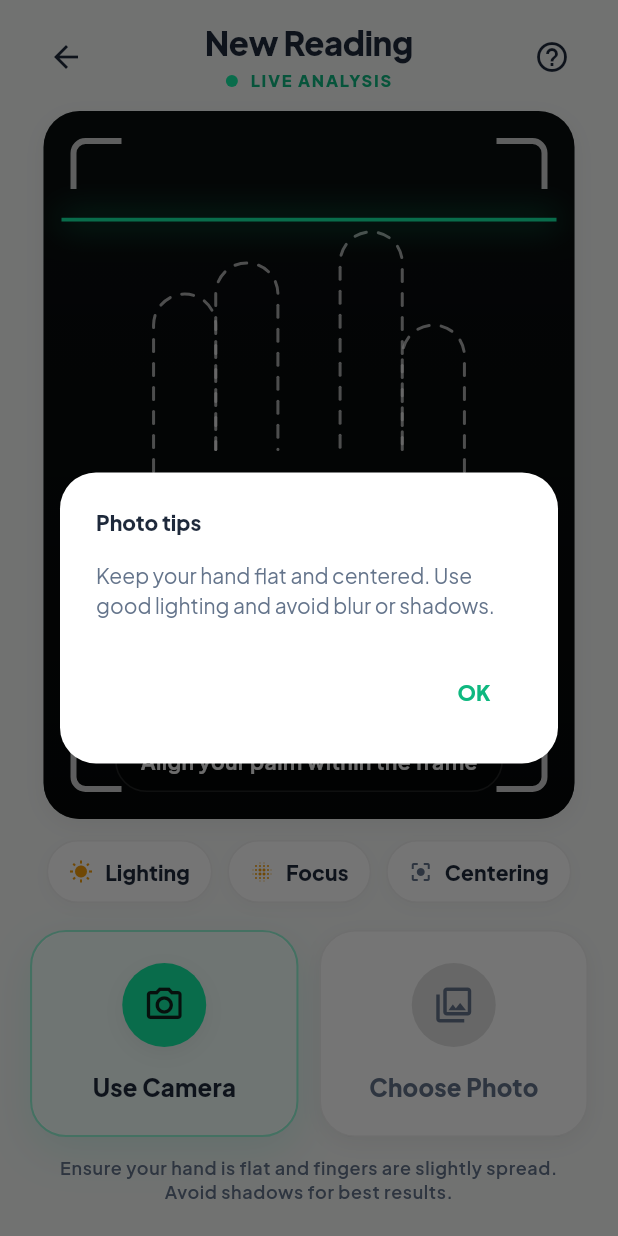
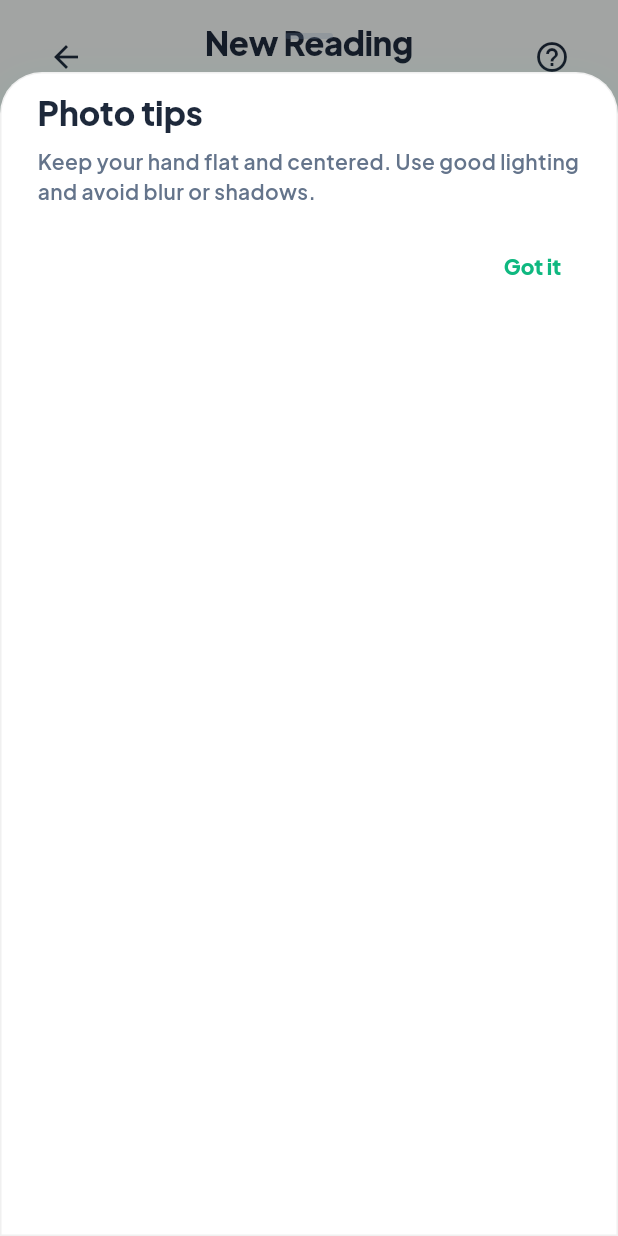
Before and after one commit to rameshwx/PalmReadMobile, a Flutter app: the CaptureScreen screen opened directly, after a tap on the "help outline" icon, on a phone screen of 412 x 824 dp. Run offline on Flutter 3.47's test engine with Material 3 defaults, Android fonts, the phone set to English and light mode, and no system bars; our stand-ins replace camera, dio, firebase_core, firebase_messaging, flutter_riverpod, flutter_secure_storage and 3 more; accounts and stored records are empty.

Commit message:
Fix browser hand check color analysis

```diff
--- a/flutter_app/lib/core/utils/image_quality.dart
+++ b/flutter_app/lib/core/utils/image_quality.dart
@@ -55,7 +55,10 @@ Map<String, dynamic> _evaluateImageQualityMap(Uint8List bytes) {
       );
     }
 
-    final gray = img.grayscale(working);
+    // `image.grayscale` mutates its input. Keep the original color pixels for
+    // the skin-likelihood pass below; otherwise every photo is accidentally
+    // turned grayscale before the browser hand check runs.
+    final gray = img.grayscale(working.clone());
     final width = gray.width;
     final height = gray.height;
 
--- a/flutter_app/lib/features/capture/presentation/capture_screen.dart
+++ b/flutter_app/lib/features/capture/presentation/capture_screen.dart
@@ -97,17 +97,34 @@ class _CaptureScreenState extends ConsumerState<CaptureScreen>
   }
 
   void _openHelp() {
-    showDialog<void>(
+    showPalmSheet<void>(
       context: context,
-      builder: (_) => AlertDialog(
-        title: const Text('Photo tips'),
-        content: const Text(
-          'Keep your hand flat and centered. Use good lighting and avoid blur or shadows.',
-        ),
-        actions: [
-          TextButton(
-            onPressed: () => Navigator.of(context).pop(),
-            child: const Text('OK'),
+      builder: (ctx) => Column(
+        crossAxisAlignment: CrossAxisAlignment.stretch,
+        children: [
+          Text(
+            'Photo tips',
+            style: Theme.of(ctx)
+                .textTheme
+                .titleLarge
+                ?.copyWith(fontWeight: FontWeight.w900),
+          ),
+          const SizedBox(height: 8),
+          Text(
+            'Keep your hand flat and centered. Use good lighting and avoid blur or shadows.',
+            style: Theme.of(ctx).textTheme.bodyMedium?.copyWith(
+                  color: PalmTokens.textSub,
+                  fontWeight: FontWeight.w600,
+                  height: 1.4,
+                ),
+          ),
+          const SizedBox(height: 16),
+          Align(
+            alignment: Alignment.centerRight,
+            child: TextButton(
+              onPressed: () => Navigator.of(ctx).pop(),
+              child: const Text('Got it'),
+            ),
           ),
         ],
       ),
```
Also changed, not shown: flutter_app/lib/features/capture/presentation/preview_screen.dart (+27 -10 lines), flutter_app/lib/features/capture/presentation/web_camera_screen.dart (+29 -6 lines), 1 other file.
